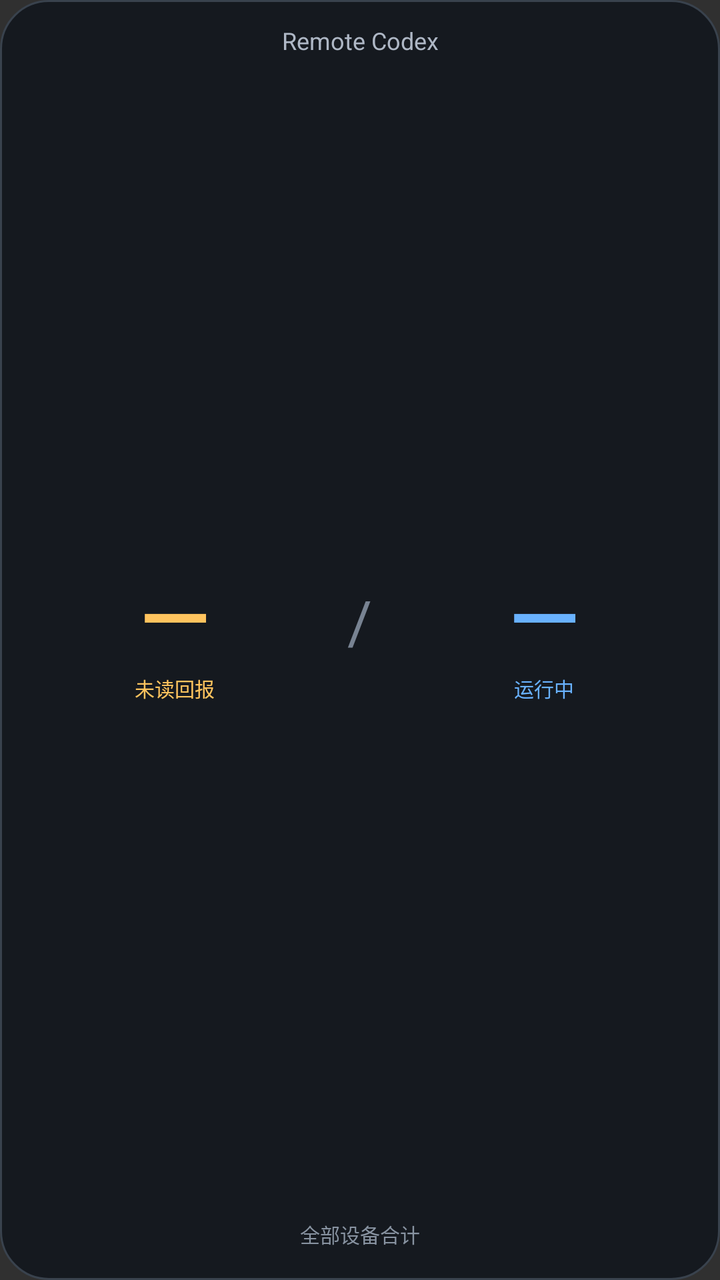
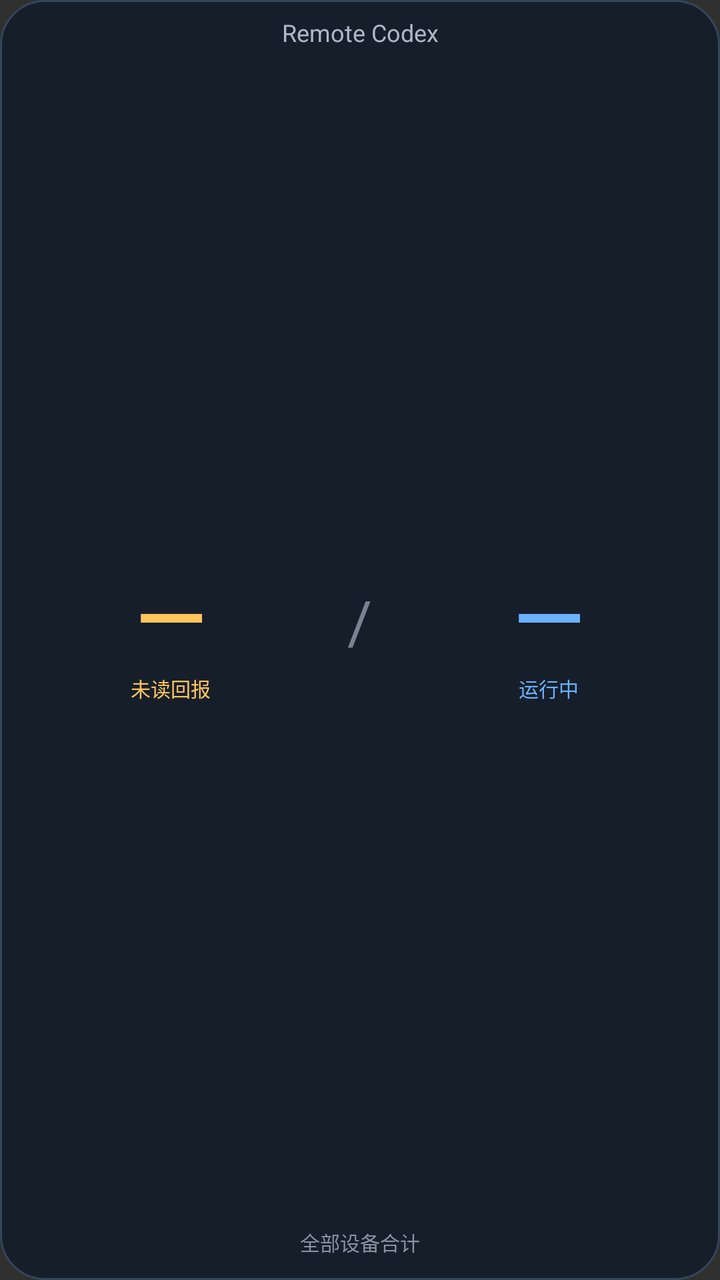

Before-and-after screenshots of an Android layout around one commit, followed by the original layout XML and the change that was made.
<!-- AndroidManifest.xml: application theme android:Theme.Material.NoActionBar -->
<!-- res/layout/task_widget.xml -->
<LinearLayout xmlns:android="http://schemas.android.com/apk/res/android" android:id="@+id/widget_root" android:layout_width="match_parent" android:layout_height="match_parent" android:orientation="vertical" android:gravity="center" android:padding="12dp" android:background="@drawable/widget_background">
  <TextView android:layout_width="match_parent" android:layout_height="wrap_content" android:text="Remote Codex" android:textColor="#AEB7C5" android:textSize="12sp" android:gravity="center" android:maxLines="1"/>
  <LinearLayout android:layout_width="match_parent" android:layout_height="0dp" android:layout_weight="1" android:gravity="center_vertical" android:orientation="horizontal" android:baselineAligned="false">
    <LinearLayout android:id="@+id/widget_unread_action" android:layout_width="0dp" android:layout_height="match_parent" android:layout_weight="45" android:gravity="center" android:orientation="vertical">
      <TextView android:id="@+id/widget_unread" android:layout_width="match_parent" android:layout_height="wrap_content" android:gravity="center" android:fontFamily="sans-serif-medium" android:includeFontPadding="false" android:text="—" android:textColor="#FFC45E" android:textSize="46sp" android:maxLines="1"/>
      <TextView android:layout_width="match_parent" android:layout_height="wrap_content" android:gravity="center" android:text="未读回报" android:textColor="#FFC45E" android:textSize="10sp" android:maxLines="1"/>
    </LinearLayout>
    <TextView android:layout_width="0dp" android:layout_height="wrap_content" android:layout_weight="10" android:gravity="center" android:text="/" android:textColor="#788392" android:textSize="30sp" android:paddingBottom="14dp"/>
    <LinearLayout android:id="@+id/widget_running_action" android:layout_width="0dp" android:layout_height="match_parent" android:layout_weight="45" android:gravity="center" android:orientation="vertical">
      <TextView android:id="@+id/widget_running" android:layout_width="match_parent" android:layout_height="wrap_content" android:gravity="center" android:fontFamily="sans-serif-medium" android:includeFontPadding="false" android:text="—" android:textColor="#69B2FF" android:textSize="46sp" android:maxLines="1"/>
      <TextView android:layout_width="match_parent" android:layout_height="wrap_content" android:gravity="center" android:text="运行中" android:textColor="#69B2FF" android:textSize="10sp" android:maxLines="1"/>
    </LinearLayout>
  </LinearLayout>
  <TextView android:id="@+id/widget_status" android:layout_width="match_parent" android:layout_height="wrap_content" android:text="全部设备合计" android:textColor="#8893A1" android:textSize="10sp" android:gravity="center" android:maxLines="2" android:minHeight="22dp"/>
</LinearLayout>
<!-- resources referenced by this layout -->
<resources>
  <!-- drawable widget_background (drawable) -->
  <shape xmlns:android="http://schemas.android.com/apk/res/android" android:shape="rectangle">
    <solid android:color="#15191F"/><corners android:radius="24dp"/>
    <stroke android:width="1dp" android:color="#39424D"/>
  </shape>
</resources>

<!-- the commit's change to res/layout/task_widget.xml (unified diff, before → after) -->
@@ -1,4 +1,5 @@
-<LinearLayout xmlns:android="http://schemas.android.com/apk/res/android" android:id="@+id/widget_root" android:layout_width="match_parent" android:layout_height="match_parent" android:orientation="vertical" android:gravity="center" android:padding="12dp" android:background="@drawable/widget_background">
+<FrameLayout xmlns:android="http://schemas.android.com/apk/res/android" android:id="@+id/widget_frame" android:layout_width="match_parent" android:layout_height="match_parent">
+<LinearLayout android:id="@+id/widget_root" android:layout_width="match_parent" android:layout_height="match_parent" android:orientation="vertical" android:gravity="center" android:padding="8dp" android:background="@drawable/widget_background">
   <TextView android:layout_width="match_parent" android:layout_height="wrap_content" android:text="Remote Codex" android:textColor="#AEB7C5" android:textSize="12sp" android:gravity="center" android:maxLines="1"/>
   <LinearLayout android:layout_width="match_parent" android:layout_height="0dp" android:layout_weight="1" android:gravity="center_vertical" android:orientation="horizontal" android:baselineAligned="false">
     <LinearLayout android:id="@+id/widget_unread_action" android:layout_width="0dp" android:layout_height="match_parent" android:layout_weight="45" android:gravity="center" android:orientation="vertical">
@@ -13,3 +14,4 @@
   </LinearLayout>
   <TextView android:id="@+id/widget_status" android:layout_width="match_parent" android:layout_height="wrap_content" android:text="全部设备合计" android:textColor="#8893A1" android:textSize="10sp" android:gravity="center" android:maxLines="2" android:minHeight="22dp"/>
 </LinearLayout>
+</FrameLayout>
<!-- resource entries referenced after the edit -->
@@ -2,8 +2,8 @@
 <resources>
   <!-- drawable widget_background (drawable) -->
   <shape xmlns:android="http://schemas.android.com/apk/res/android" android:shape="rectangle">
-    <solid android:color="#15191F"/><corners android:radius="24dp"/>
-    <stroke android:width="1dp" android:color="#39424D"/>
+    <solid android:color="#161E2A"/><corners android:radius="22dp"/>
+    <stroke android:width="1dp" android:color="#354559"/>
   </shape>
 </resources>
 
